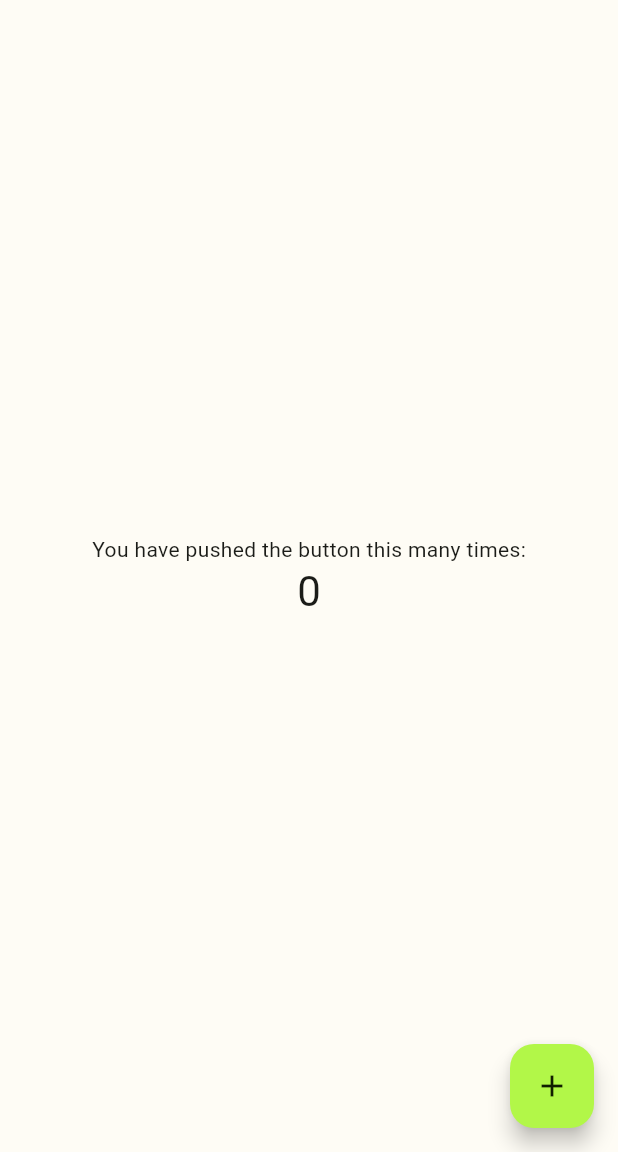
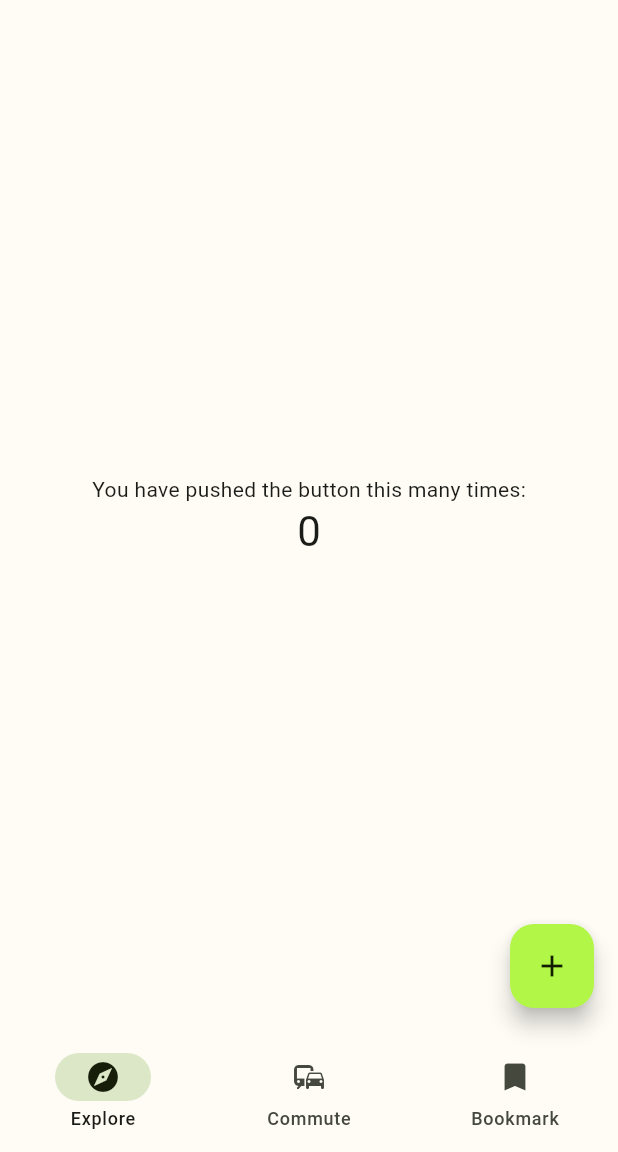
Before and after one commit to Bullets-jyr/stock_app, a Flutter app: the screen it shows after launch, on a phone screen of 412 x 824 dp, the part 84-1236 px from its top. Run offline on Flutter 3.47's test engine with Material 3 defaults, Android fonts, the phone set to English and light mode, and no system bars.

Commit message:
feat: Supplementary Material - Material 3 Theme

```diff
--- a/lib/main.dart
+++ b/lib/main.dart
@@ -72,6 +72,28 @@ class _MyHomePageState extends State<MyHomePage> {
         tooltip: 'Increment',
         child: const Icon(Icons.add),
       ),
+      bottomNavigationBar: NavigationBar(
+        destinations: [
+          NavigationDestination(
+            icon: Icon(
+              Icons.explore,
+            ),
+            label: 'Explore',
+          ),
+          NavigationDestination(
+            icon: Icon(
+              Icons.commute,
+            ),
+            label: 'Commute',
+          ),
+          NavigationDestination(
+            icon: Icon(
+              Icons.bookmark,
+            ),
+            label: 'Bookmark',
+          ),
+        ],
+      ),
     );
   }
 }
```
